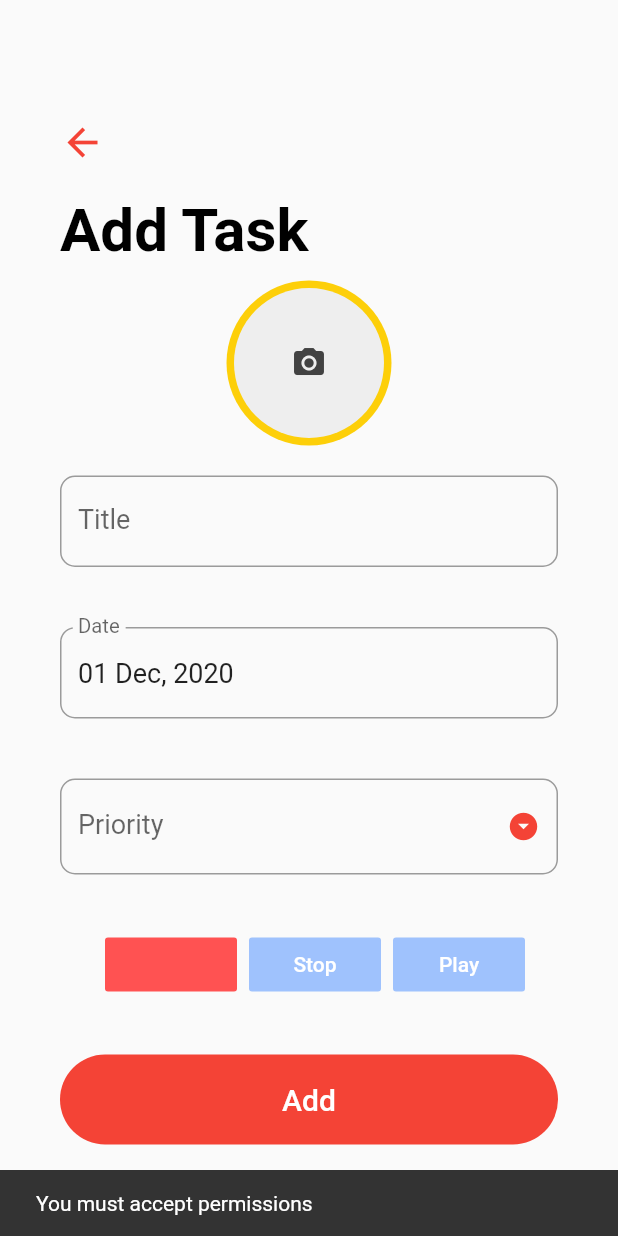
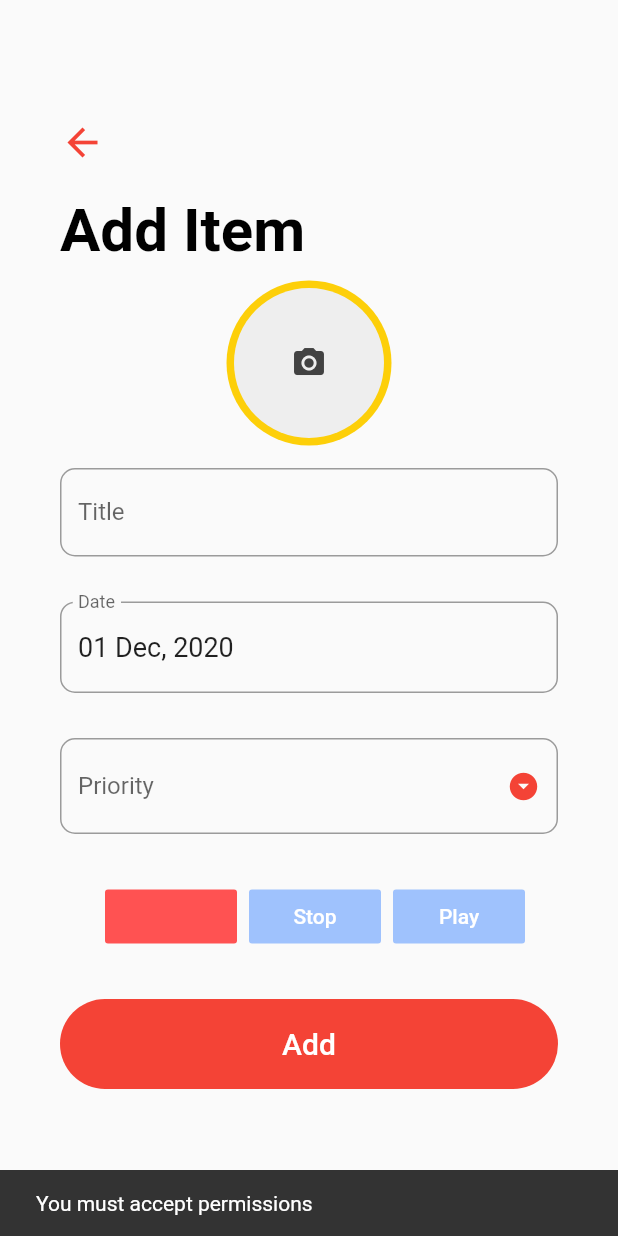
Before and after one commit to diogoneiss/todoListCompras, a Flutter app: the AddTaskScreen screen opened directly, on a phone screen of 412 x 824 dp. Run offline on Flutter 3.47's test engine with Material 2 defaults, Android fonts, the phone set to English and light mode, and no system bars; our stand-ins replace audioplayers, file, image_picker, sqflite; missing offline and left inert: flutter_audio_recorder; accounts and stored records are empty.

```diff
--- a/lib/screens/add_task_screen.dart
+++ b/lib/screens/add_task_screen.dart
@@ -201,7 +201,7 @@ class _AddTaskScreenState extends State<AddTaskScreen> {
                 ),
                 SizedBox(height: 20.0),
                 Text(
-                  widget.task == null ? 'Add Task' : 'Update Task',
+                  widget.task == null ? 'Add Item' : 'Update Item',
                   style: TextStyle(
                     color: Colors.black,
                     fontSize: 40.0,
@@ -244,12 +244,12 @@ class _AddTaskScreenState extends State<AddTaskScreen> {
                         ),
                       ),
                       Padding(
-                        padding: EdgeInsets.symmetric(vertical: 20.0),
+                        padding: EdgeInsets.symmetric(vertical: 15.0),
                         child: TextFormField(
-                          style: TextStyle(fontSize: 18.0),
+                          style: TextStyle(fontSize: 16.0),
                           decoration: InputDecoration(
                             labelText: 'Title',
-                            labelStyle: TextStyle(fontSize: 18.0),
+                            labelStyle: TextStyle(fontSize: 16.0),
                             border: OutlineInputBorder(
                               borderRadius: BorderRadius.circular(10.0),
                             ),
@@ -262,7 +262,7 @@ class _AddTaskScreenState extends State<AddTaskScreen> {
                         ),
                       ),
                       Padding(
-                        padding: EdgeInsets.symmetric(vertical: 20.0),
+                        padding: EdgeInsets.symmetric(vertical: 15.0),
                         child: TextFormField(
                           readOnly: true,
                           controller: _dateController,
@@ -270,7 +270,7 @@ class _AddTaskScreenState extends State<AddTaskScreen> {
                           onTap: _handleDatePicker,
                           decoration: InputDecoration(
                             labelText: 'Date',
-                            labelStyle: TextStyle(fontSize: 18.0),
+                            labelStyle: TextStyle(fontSize: 16.0),
                             border: OutlineInputBorder(
                               borderRadius: BorderRadius.circular(10.0),
                             ),
@@ -278,12 +278,14 @@ class _AddTaskScreenState extends State<AddTaskScreen> {
                         ),
                       ),
                       Padding(
-                        padding: EdgeInsets.symmetric(vertical: 20.0),
+                        padding: EdgeInsets.symmetric(vertical: 15.0),
                         child: DropdownButtonFormField(
                           isDense: true,
                           icon: Icon(Icons.arrow_drop_down_circle),
                           iconSize: 22.0,
-                          iconEnabledColor: Theme.of(context).primaryColor,
+                          iconEnabledColor: Theme
+                              .of(context)
+                              .primaryColor,
                           items: _priorities.map((String priority) {
                             return DropdownMenuItem(
                               value: priority,
@@ -291,20 +293,21 @@ class _AddTaskScreenState extends State<AddTaskScreen> {
                                 priority,
                                 style: TextStyle(
                                   color: Colors.black,
-                                  fontSize: 18.0,
+                                  fontSize: 16.0,
                                 ),
                               ),
                             );
                           }).toList(),
-                          style: TextStyle(fontSize: 18.0),
+                          style: TextStyle(fontSize: 16.0),
                           decoration: InputDecoration(
                             labelText: 'Priority',
-                            labelStyle: TextStyle(fontSize: 18.0),
+                            labelStyle: TextStyle(fontSize: 16.0),
                             border: OutlineInputBorder(
                               borderRadius: BorderRadius.circular(10.0),
                             ),
                           ),
-                          validator: (input) => _priority == null
+                          validator: (input) =>
+                          _priority == null
                               ? 'Please select a priority level'
                               : null,
                           onChanged: (value) {
@@ -317,7 +320,7 @@ class _AddTaskScreenState extends State<AddTaskScreen> {
                       ),
                       new RecorderExample(),
                       Container(
-                        margin: EdgeInsets.symmetric(vertical: 20.0),
+                        margin: EdgeInsets.symmetric(vertical: 15.0),
                         height: 60.0,
                         width: double.infinity,
                         decoration: BoxDecoration(
--- /dev/null
+++ b/video.txt
@@ -0,0 +1 @@
+https://youtu.be/sLnixK-IvPQ
```
Also changed, not shown: 2 other files.
